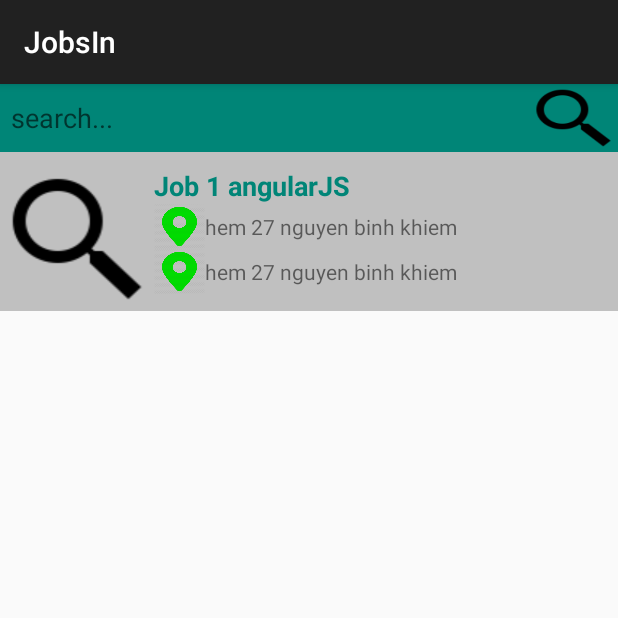
After one commit to khoinguyennick/FontEnd_RAndC, an Android app: the JobsActivity screen opened directly, with no data from a screen before it, on a phone screen of 412 x 824 dp, the top half of it. The commit adds this screen. Run offline under Robolectric (Android 15) with nearby library versions, the phone set to English and light mode, and no system bars.

Commit message:
... comeback

```diff
--- a/app/src/main/AndroidManifest.xml
+++ b/app/src/main/AndroidManifest.xml
@@ -9,6 +9,8 @@
         android:roundIcon="@mipmap/ic_launcher_round"
         android:supportsRtl="true"
         android:theme="@style/AppTheme">
+        <activity android:name=".ProfileActivity"></activity>
+        <activity android:name=".JobsActivity" />
         <activity android:name=".MainActivity">
             <intent-filter>
                 <action android:name="android.intent.action.MAIN" />
@@ -16,6 +18,10 @@
                 <category android:name="android.intent.category.LAUNCHER" />
             </intent-filter>
         </activity>
+
+        <meta-data
+            android:name="android.support.PARENT_ACTIVITY"
+            android:value="MainActivity" />
     </application>
 
 </manifest>
--- /dev/null
+++ b/app/src/main/java/com/Desert/helloworld/JobsActivity.java
@@ -0,0 +1,13 @@
+package com.Desert.helloworld;
+
+import android.support.v7.app.AppCompatActivity;
+import android.os.Bundle;
+
+public class JobsActivity extends AppCompatActivity {
+
+    @Override
+    protected void onCreate(Bundle savedInstanceState) {
+        super.onCreate(savedInstanceState);
+        setContentView(R.layout.activity_jobs);
+    }
+}
--- /dev/null
+++ b/app/src/main/res/layout/activity_jobs.xml
@@ -0,0 +1,91 @@
+<?xml version="1.0" encoding="utf-8"?>
+<ScrollView xmlns:android="http://schemas.android.com/apk/res/android"
+    xmlns:app="http://schemas.android.com/apk/res-auto"
+    xmlns:tools="http://schemas.android.com/tools"
+    android:layout_width="match_parent"
+    android:layout_height="match_parent"
+    tools:context=".JobsActivity">
+
+    <TableLayout
+        android:layout_width="match_parent"
+        android:layout_height="wrap_content">
+
+        <TableRow
+            android:layout_width="match_parent"
+            android:layout_height="wrap_content"
+            android:background="@color/colorPrimary">
+
+            <EditText
+                android:paddingLeft="7dp"
+                android:layout_gravity="center"
+                android:layout_width="0dp"
+                android:layout_height="wrap_content"
+                android:hint="search..."
+                android:layout_weight="6"/>
+            <ImageButton android:layout_width="0dp"
+                android:layout_height="match_parent"
+                android:layout_weight="1"
+                android:background="@drawable/icons8search96"/>
+        </TableRow>
+
+        <TableRow
+            android:layout_width="match_parent"
+            android:layout_height="wrap_content"
+            android:paddingTop="10dp"
+            android:background="@color/itemColor"
+            android:id="@+id/JobsItems">
+            <ImageView android:layout_width="0dp"
+                android:layout_height="wrap_content"
+                android:layout_weight="2"
+                android:background="@drawable/icons8search96"
+                />
+            <TableLayout
+                android:layout_width="0dp"
+                android:layout_height="wrap_content"
+                android:layout_weight="6">
+                <TableRow>
+                    <TextView
+                        android:layout_width="match_parent"
+                        android:layout_height="wrap_content"
+                        android:text="Job 1 angularJS"
+                        android:textColor="@color/colorPrimary"
+                        android:textSize="18dp"
+                        android:textStyle="bold"/>
+                </TableRow>
+                <TableRow>
+                    <ImageView
+                        android:layout_width="0dp"
+                        android:layout_height="30dp"
+                        android:layout_weight="1"
+                        android:layout_gravity="center"
+                        android:background="@drawable/location_icon"
+                        />
+                    <TextView
+                        android:layout_width="0dp"
+                        android:layout_height="wrap_content"
+                        android:layout_weight="8"
+                        android:layout_gravity="center"
+                        android:text="hem 27 nguyen binh khiem"/>
+                </TableRow>
+                <TableRow>
+                    <ImageView
+                        android:layout_width="0dp"
+                        android:layout_height="30dp"
+                        android:layout_weight="1"
+                        android:layout_gravity="center"
+                        android:background="@drawable/location_icon"
+                        />
+                    <TextView
+                        android:layout_width="0dp"
+                        android:layout_height="wrap_content"
+                        android:layout_weight="8"
+                        android:layout_gravity="center"
+                        android:text="hem 27 nguyen binh khiem"/>
+                </TableRow>
+            </TableLayout>
+        </TableRow>
+
+
+    </TableLayout>
+
+</ScrollView>
--- a/app/src/main/res/values/colors.xml
+++ b/app/src/main/res/values/colors.xml
@@ -4,4 +4,5 @@
     <color name="colorPrimaryDark">#00574B</color>
     <color name="colorAccent">#D81B60</color>
     <color name="colorError">#FF0000</color>
+    <color name="itemColor">#C0C0C0</color>
 </resources>
--- a/app/src/main/res/values/strings.xml
+++ b/app/src/main/res/values/strings.xml
@@ -1,5 +1,5 @@
 <resources>
-    <string name="app_name">HelloWorld</string>
+    <string name="app_name">JobsIn</string>
 
     <string-array name="genderList">
         <item>Female</item>
@@ -8,5 +8,4 @@
     </string-array>
 
 
-
 </resources>
```
Also changed, not shown: app/src/main/java/com/Desert/helloworld/MainActivity.java (+29 -14 lines), app/src/main/java/com/Desert/helloworld/ProfileActivity.java (added, +13 -0 lines), app/src/main/res/layout/activity_profile.xml (renamed from app/src/main/res/layout/profile_layout.xml, +20 -12 lines), app/src/main/res/layout/jobs_list.xml (added, +7 -0 lines), app/src/main/res/drawable-v24/icons8arrowpointingleft90.png (added), app/src/main/res/drawable-v24/icons8search96.png (added), app/src/main/res/drawable-v24/location_icon.png (added).
